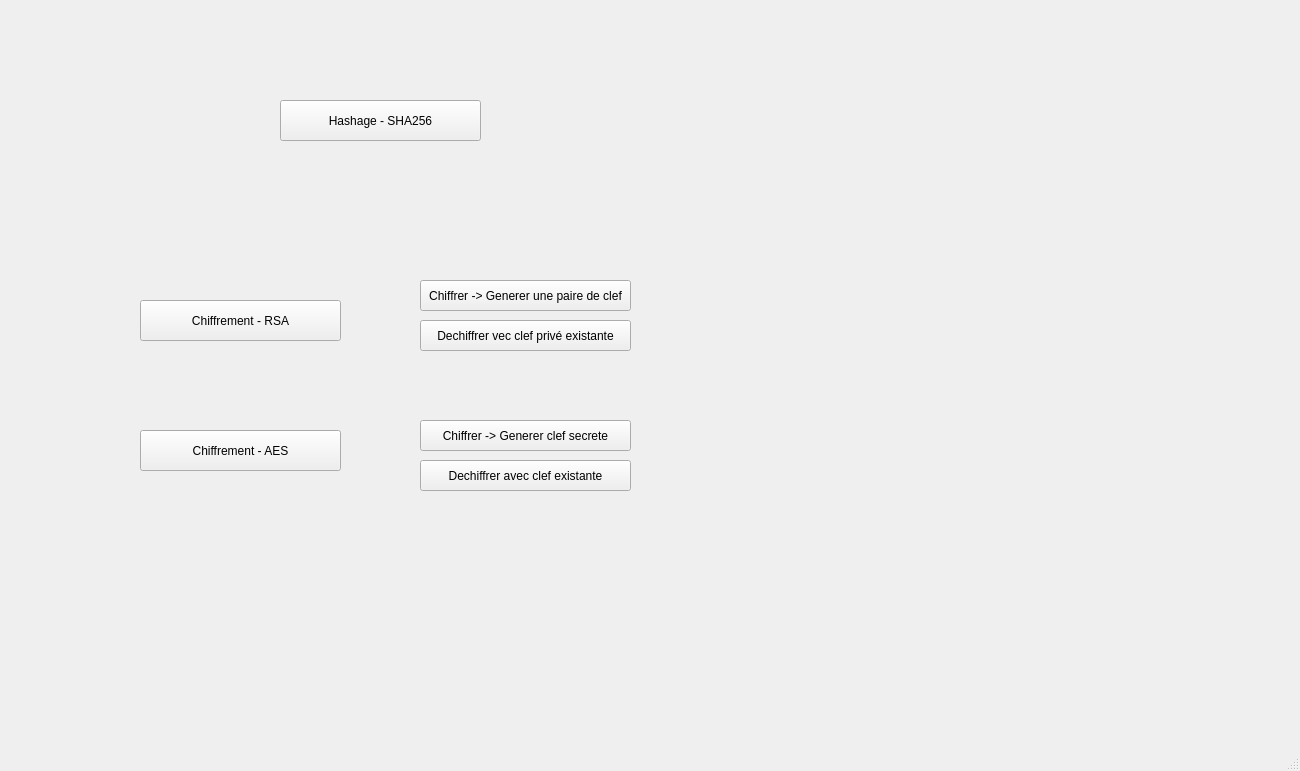
First picture: the form in mainwindow.ui, repository matteo-lptr/AppGraphique, before the edit.
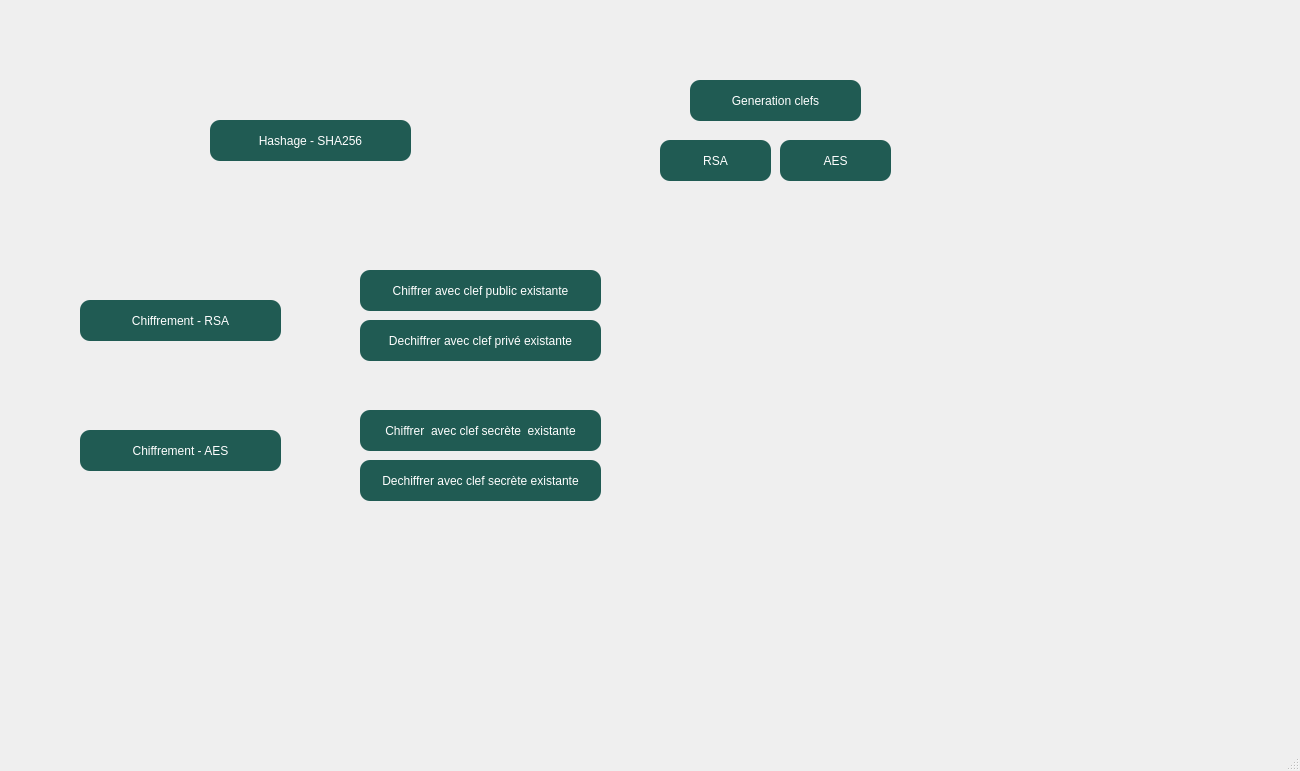
Second picture: the form after the edit. Icons and pictures are not drawn.

```diff
--- a/mainwindow.ui
+++ b/mainwindow.ui
@@ -14,95 +14,213 @@
    <string>MainWindow</string>
   </property>
   <widget class="QWidget" name="centralwidget">
+   <widget class="QPushButton" name="keyrsa">
+    <property name="geometry">
+     <rect>
+      <x>660</x>
+      <y>140</y>
+      <width>111</width>
+      <height>41</height>
+     </rect>
+    </property>
+    <property name="styleSheet">
+     <string notr="true">border-radius: 10px;
+background-color: rgb(32, 91, 83);
+color: rgb(255, 255, 255);
+font: 700 10pt &quot;Segoe UI&quot;;</string>
+    </property>
+    <property name="text">
+     <string>RSA</string>
+    </property>
+   </widget>
    <widget class="QPushButton" name="btn_sha256">
     <property name="geometry">
      <rect>
-      <x>280</x>
-      <y>100</y>
+      <x>210</x>
+      <y>120</y>
       <width>201</width>
       <height>41</height>
      </rect>
     </property>
+    <property name="styleSheet">
+     <string notr="true">border-radius: 10px;
+background-color: rgb(32, 91, 83);
+color: rgb(255, 255, 255);
+font: 700 10pt &quot;Segoe UI&quot;;</string>
+    </property>
     <property name="text">
      <string>Hashage - SHA256</string>
     </property>
    </widget>
-   <widget class="QPushButton" name="btn_rsa">
+   <widget class="QPushButton" name="keyaes">
     <property name="geometry">
      <rect>
-      <x>140</x>
-      <y>300</y>
-      <width>201</width>
+      <x>780</x>
+      <y>140</y>
+      <width>111</width>
       <height>41</height>
      </rect>
     </property>
+    <property name="styleSheet">
+     <string notr="true">border-radius: 10px;
+background-color: rgb(32, 91, 83);
+color: rgb(255, 255, 255);
+font: 700 10pt &quot;Segoe UI&quot;;</string>
+    </property>
     <property name="text">
-     <string>Chiffrement - RSA</string>
+     <string>AES</string>
+    </property>
+   </widget>
+   <widget class="QLabel" name="label">
+    <property name="geometry">
+     <rect>
+      <x>0</x>
+      <y>0</y>
+      <width>1081</width>
+      <height>621</height>
+     </rect>
+    </property>
+    <property name="styleSheet">
+     <string notr="true">border-radius: 10px;
+color: rgb(255, 255, 255);
+font: 700 10pt &quot;Segoe UI&quot;;
+background-image: url(:/mapload.jpg);</string>
+    </property>
+    <property name="text">
+     <string/>
+    </property>
+   </widget>
+   <widget class="QPushButton" name="chiffreRSA">
+    <property name="geometry">
+     <rect>
+      <x>360</x>
+      <y>270</y>
+      <width>241</width>
+      <height>41</height>
+     </rect>
+    </property>
+    <property name="styleSheet">
+     <string notr="true">border-radius: 10px;
+background-color: rgb(32, 91, 83);
+color: rgb(255, 255, 255);
+font: 700 10pt &quot;Segoe UI&quot;;</string>
+    </property>
+    <property name="text">
+     <string>Chiffrer avec clef public existante</string>
     </property>
    </widget>
    <widget class="QPushButton" name="btn_aes">
     <property name="geometry">
      <rect>
-      <x>140</x>
+      <x>80</x>
       <y>430</y>
       <width>201</width>
       <height>41</height>
      </rect>
     </property>
+    <property name="styleSheet">
+     <string notr="true">border-radius: 10px;
+background-color: rgb(32, 91, 83);
+color: rgb(255, 255, 255);
+font: 700 10pt &quot;Segoe UI&quot;;</string>
+    </property>
     <property name="text">
      <string>Chiffrement - AES</string>
     </property>
    </widget>
-   <widget class="QPushButton" name="chiffreRSA">
-    <property name="geometry">
-     <rect>
-      <x>420</x>
-      <y>280</y>
-      <width>211</width>
-      <height>31</height>
-     </rect>
-    </property>
-    <property name="text">
-     <string>Chiffrer -&gt; Generer une paire de clef</string>
-    </property>
-   </widget>
    <widget class="QPushButton" name="dechiffreRSA">
     <property name="geometry">
      <rect>
-      <x>420</x>
+      <x>360</x>
       <y>320</y>
-      <width>211</width>
-      <height>31</height>
+      <width>241</width>
+      <height>41</height>
      </rect>
     </property>
+    <property name="styleSheet">
+     <string notr="true">border-radius: 10px;
+background-color: rgb(32, 91, 83);
+color: rgb(255, 255, 255);
+font: 700 10pt &quot;Segoe UI&quot;;</string>
+    </property>
     <property name="text">
-     <string>Dechiffrer vec clef privé existante</string>
+     <string>Dechiffrer avec clef privé existante</string>
+    </property>
+   </widget>
+   <widget class="QPushButton" name="generationclef">
+    <property name="geometry">
+     <rect>
+      <x>690</x>
+      <y>80</y>
+      <width>171</width>
+      <height>41</height>
+     </rect>
+    </property>
+    <property name="styleSheet">
+     <string notr="true">border-radius: 10px;
+background-color: rgb(32, 91, 83);
+color: rgb(255, 255, 255);
+font: 700 10pt &quot;Segoe UI&quot;;</string>
+    </property>
+    <property name="text">
+     <string>Generation clefs</string>
+    </property>
+   </widget>
+   <widget class="QPushButton" name="chiffreAES">
+    <property name="geometry">
+     <rect>
+      <x>360</x>
+      <y>410</y>
+      <width>241</width>
+      <height>41</height>
+     </rect>
+    </property>
+    <property name="styleSheet">
+     <string notr="true">border-radius: 10px;
+background-color: rgb(32, 91, 83);
+color: rgb(255, 255, 255);
+font: 700 10pt &quot;Segoe UI&quot;;</string>
+    </property>
+    <property name="text">
+     <string>Chiffrer  avec clef secrète  existante</string>
     </property>
    </widget>
    <widget class="QPushButton" name="dechiffreAES">
     <property name="geometry">
      <rect>
-      <x>420</x>
+      <x>360</x>
       <y>460</y>
-      <width>211</width>
-      <height>31</height>
+      <width>241</width>
+      <height>41</height>
      </rect>
     </property>
+    <property name="styleSheet">
+     <string notr="true">border-radius: 10px;
+background-color: rgb(32, 91, 83);
+color: rgb(255, 255, 255);
+font: 700 10pt &quot;Segoe UI&quot;;</string>
+    </property>
     <property name="text">
-     <string>Dechiffrer avec clef existante</string>
+     <string>Dechiffrer avec clef secrète existante</string>
     </property>
    </widget>
    <widget class="QPushButton" name="chiffreAES">
     <property name="geometry">
      <rect>
-      <x>420</x>
-      <y>420</y>
-      <width>211</width>
-      <height>31</height>
+      <x>80</x>
+      <y>300</y>
+      <width>201</width>
+      <height>41</height>
      </rect>
     </property>
+    <property name="styleSheet">
+     <string notr="true">border-radius: 10px;
+background-color: rgb(32, 91, 83);
+color: rgb(255, 255, 255);
+font: 700 10pt &quot;Segoe UI&quot;;</string>
+    </property>
     <property name="text">
-     <string>Chiffrer -&gt; Generer clef secrete</string>
+     <string>Chiffrement - RSA</string>
     </property>
    </widget>
   </widget>
```
Left out of the diff: 2 changed lines with no effect on the pictures.
